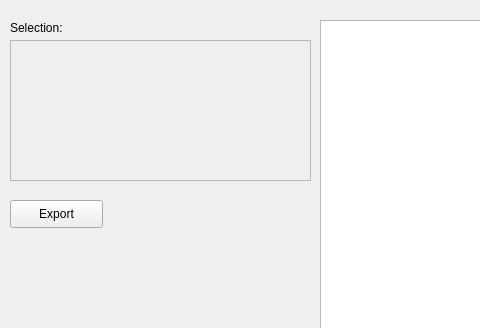
Above: show.ui from Bgolearn/BgoFace before the change; both pictures show x 0 to 480 and y 0 to 328 of the 1132 by 516 pixel window. Below: the same form after it.
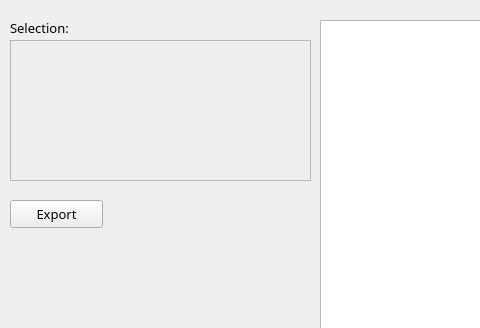
That is the form after the change.

```diff
--- a/show.ui
+++ b/show.ui
@@ -10,6 +10,12 @@
     <height>516</height>
    </rect>
   </property>
+  <property name="font">
+   <font>
+    <family>Microsoft YaHei</family>
+    <pointsize>10</pointsize>
+   </font>
+  </property>
   <property name="windowTitle">
    <string>MainWindow</string>
   </property>
@@ -32,6 +38,12 @@
        <height>16</height>
       </rect>
      </property>
+     <property name="font">
+      <font>
+       <family>Microsoft YaHei</family>
+       <pointsize>10</pointsize>
+      </font>
+     </property>
      <property name="text">
       <string>Selection:</string>
      </property>
@@ -79,6 +91,12 @@
       <height>28</height>
      </rect>
     </property>
+    <property name="font">
+     <font>
+      <family>Microsoft YaHei</family>
+      <pointsize>10</pointsize>
+     </font>
+    </property>
     <property name="text">
      <string>Export</string>
     </property>
```
Left out of the diff: 6 changed lines with no effect on the pictures.
